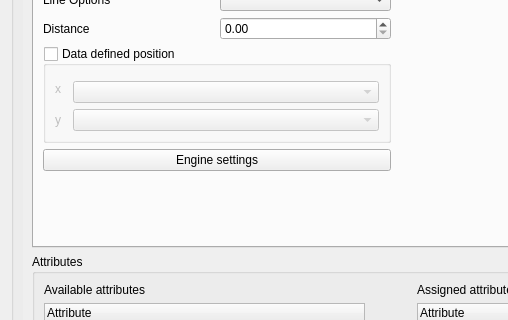
Old version of the form src/ui/qgsdiagrampropertiesbase.ui in the repository qgis/QGIS; both pictures show x 0 to 508 and y 151 to 471 of the 782 by 612 pixel window.
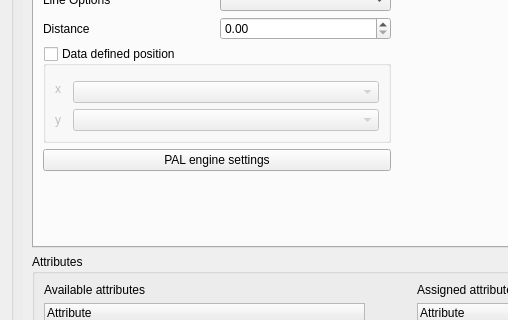
New version of the form. Icons and pictures are not drawn. Custom widgets are drawn as their Qt base class.

Commit message: Renamed "Engine settings" to "PAL engine settings"

The edit to the form file:
```diff
--- a/src/ui/qgsdiagrampropertiesbase.ui
+++ b/src/ui/qgsdiagrampropertiesbase.ui
@@ -640,7 +640,7 @@
               <item row="3" column="0">
                <widget class="QPushButton" name="mEngineSettingsButton">
                 <property name="text">
-                 <string>Engine settings</string>
+                 <string>PAL engine settings</string>
                 </property>
                </widget>
               </item>
```
